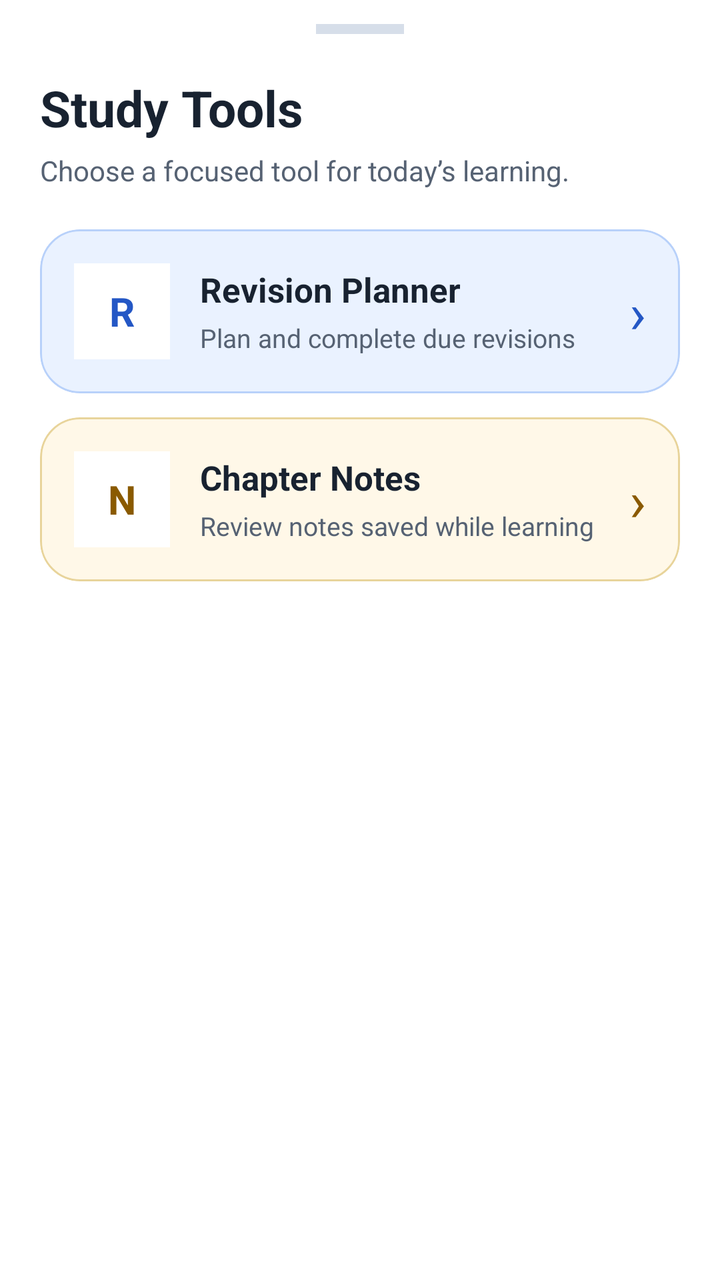
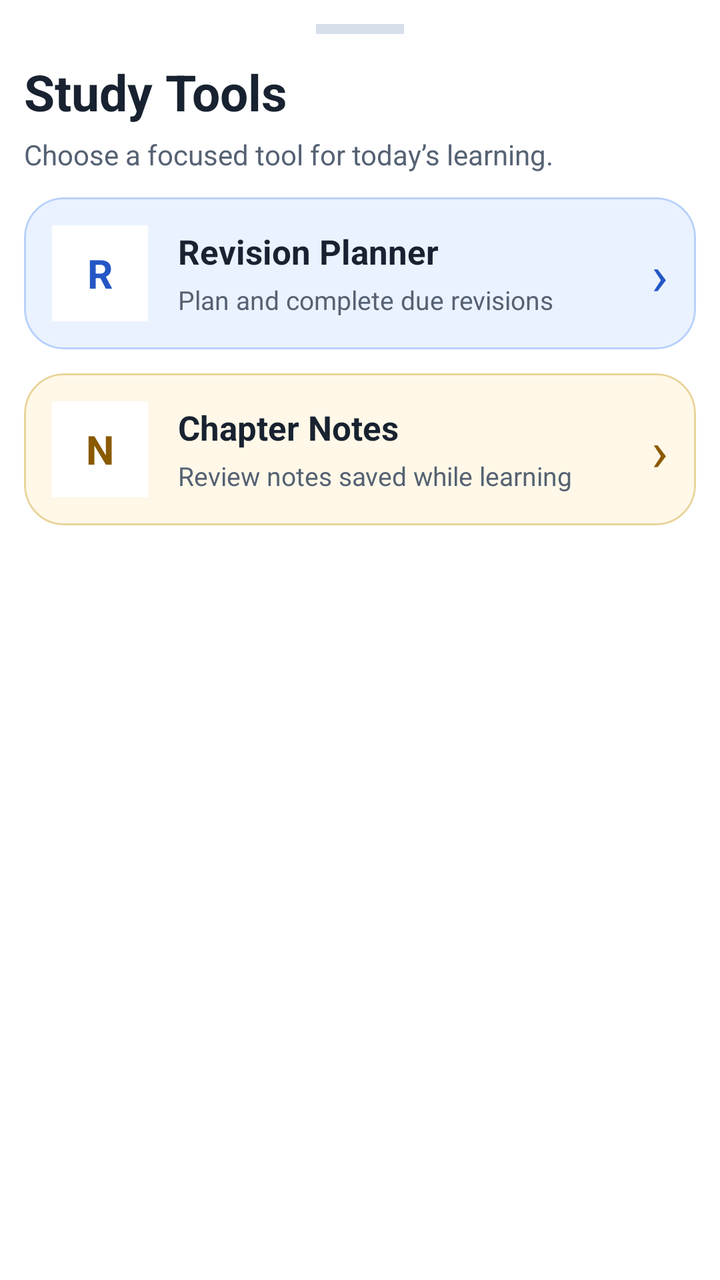

An Android layout rendered at two revisions. The XML below is the earlier revision; the diff shows what the commit changed to produce the second picture.
<!-- AndroidManifest.xml: application theme Theme.StudySaathi -->
<!-- res/layout/bottom_sheet_study_tools.xml -->
<?xml version="1.0" encoding="utf-8"?>
<LinearLayout
    xmlns:android="http://schemas.android.com/apk/res/android"
    xmlns:app="http://schemas.android.com/apk/res-auto"
    android:layout_width="match_parent"
    android:layout_height="wrap_content"
    android:background="@color/ss_surface"
    android:orientation="vertical"
    android:paddingStart="20dp"
    android:paddingTop="12dp"
    android:paddingEnd="20dp"
    android:paddingBottom="28dp">

    <View
        android:layout_width="44dp"
        android:layout_height="5dp"
        android:layout_gravity="center_horizontal"
        android:background="@color/ss_outline" />

    <TextView
        android:layout_width="match_parent"
        android:layout_height="wrap_content"
        android:layout_marginTop="20dp"
        android:fontFamily="sans-serif-rounded"
        android:text="Study Tools"
        android:textColor="@color/ss_text_primary"
        android:textSize="25sp"
        android:textStyle="bold" />

    <TextView
        android:layout_width="match_parent"
        android:layout_height="wrap_content"
        android:layout_marginTop="5dp"
        android:text="Choose a focused tool for today’s learning."
        android:textColor="@color/ss_text_secondary"
        android:textSize="14sp" />

    <com.google.android.material.card.MaterialCardView
        android:id="@+id/cardToolRevisionPlanner"
        android:layout_width="match_parent"
        android:layout_height="wrap_content"
        android:layout_marginTop="20dp"
        android:clickable="true"
        android:focusable="true"
        android:foreground="?attr/selectableItemBackground"
        app:cardBackgroundColor="@color/ss_blue_soft"
        app:cardCornerRadius="20dp"
        app:cardElevation="0dp"
        app:strokeColor="@color/ss_blue_border"
        app:strokeWidth="1dp">

        <LinearLayout
            android:layout_width="match_parent"
            android:layout_height="wrap_content"
            android:gravity="center_vertical"
            android:orientation="horizontal"
            android:padding="17dp">

            <TextView
                android:layout_width="48dp"
                android:layout_height="48dp"
                android:background="@color/ss_surface"
                android:gravity="center"
                android:text="R"
                android:textColor="@color/ss_primary"
                android:textSize="20sp"
                android:textStyle="bold" />

            <LinearLayout
                android:layout_width="0dp"
                android:layout_height="wrap_content"
                android:layout_marginStart="15dp"
                android:layout_weight="1"
                android:orientation="vertical">

                <TextView
                    android:layout_width="match_parent"
                    android:layout_height="wrap_content"
                    android:text="Revision Planner"
                    android:textColor="@color/ss_text_primary"
                    android:textSize="17sp"
                    android:textStyle="bold" />

                <TextView
                    android:layout_width="match_parent"
                    android:layout_height="wrap_content"
                    android:layout_marginTop="4dp"
                    android:text="Plan and complete due revisions"
                    android:textColor="@color/ss_text_secondary"
                    android:textSize="13sp" />

            </LinearLayout>

            <TextView
                android:layout_width="wrap_content"
                android:layout_height="wrap_content"
                android:text="›"
                android:textColor="@color/ss_primary"
                android:textSize="28sp" />

        </LinearLayout>

    </com.google.android.material.card.MaterialCardView>

    <com.google.android.material.card.MaterialCardView
        android:id="@+id/cardToolStudyReminders"
        android:layout_width="match_parent"
        android:layout_height="wrap_content"
        android:layout_marginTop="12dp"
        android:clickable="true"
        android:focusable="true"
        android:visibility="gone"
        android:foreground="?attr/selectableItemBackground"
        app:cardBackgroundColor="@color/ss_green_soft"
        app:cardCornerRadius="20dp"
        app:cardElevation="0dp"
        app:strokeColor="@color/ss_green_border"
        app:strokeWidth="1dp">

        <LinearLayout
            android:layout_width="match_parent"
            android:layout_height="wrap_content"
            android:gravity="center_vertical"
            android:orientation="horizontal"
            android:padding="17dp">

            <TextView
                android:layout_width="48dp"
                android:layout_height="48dp"
                android:background="@color/ss_surface"
                android:gravity="center"
                android:text="⏰"
                android:textSize="19sp" />

            <LinearLayout
                android:layout_width="0dp"
                android:layout_height="wrap_content"
                android:layout_marginStart="15dp"
                android:layout_weight="1"
                android:orientation="vertical">

                <TextView
                    android:layout_width="match_parent"
                    android:layout_height="wrap_content"
                    android:text="Study Reminders"
                    android:textColor="@color/ss_text_primary"
                    android:textSize="17sp"
                    android:textStyle="bold" />

                <TextView
                    android:layout_width="match_parent"
                    android:layout_height="wrap_content"
                    android:layout_marginTop="4dp"
                    android:text="Set a reliable daily study time"
                    android:textColor="@color/ss_text_secondary"
                    android:textSize="13sp" />

            </LinearLayout>

            <TextView
                android:layout_width="wrap_content"
                android:layout_height="wrap_content"
                android:text="›"
                android:textColor="@color/ss_secondary"
                android:textSize="28sp" />

        </LinearLayout>

    </com.google.android.material.card.MaterialCardView>

    <com.google.android.material.card.MaterialCardView
        android:id="@+id/cardToolChapterNotes"
        android:layout_width="match_parent"
        android:layout_height="wrap_content"
        android:layout_marginTop="12dp"
        android:clickable="true"
        android:focusable="true"
        android:foreground="?attr/selectableItemBackground"
        app:cardBackgroundColor="@color/ss_yellow_soft"
        app:cardCornerRadius="20dp"
        app:cardElevation="0dp"
        app:strokeColor="@color/ss_yellow_border"
        app:strokeWidth="1dp">

        <LinearLayout
            android:layout_width="match_parent"
            android:layout_height="wrap_content"
            android:gravity="center_vertical"
            android:orientation="horizontal"
            android:padding="17dp">

            <TextView
                android:layout_width="48dp"
                android:layout_height="48dp"
                android:background="@color/ss_surface"
                android:gravity="center"
                android:text="N"
                android:textColor="@color/ss_tertiary"
                android:textSize="20sp"
                android:textStyle="bold" />

            <LinearLayout
                android:layout_width="0dp"
                android:layout_height="wrap_content"
                android:layout_marginStart="15dp"
                android:layout_weight="1"
                android:orientation="vertical">

                <TextView
                    android:layout_width="match_parent"
                    android:layout_height="wrap_content"
                    android:text="Chapter Notes"
                    android:textColor="@color/ss_text_primary"
                    android:textSize="17sp"
                    android:textStyle="bold" />

                <TextView
                    android:layout_width="match_parent"
                    android:layout_height="wrap_content"
                    android:layout_marginTop="4dp"
                    android:text="Review notes saved while learning"
                    android:textColor="@color/ss_text_secondary"
                    android:textSize="13sp" />

            </LinearLayout>

            <TextView
                android:layout_width="wrap_content"
                android:layout_height="wrap_content"
                android:text="›"
                android:textColor="@color/ss_tertiary"
                android:textSize="28sp" />

        </LinearLayout>

    </com.google.android.material.card.MaterialCardView>

</LinearLayout>
<!-- resources referenced by this layout -->
<resources>
  <color name="ss_blue_border">#B8D1FA</color>
  <color name="ss_blue_soft">#EAF2FF</color>
  <color name="ss_green_border">#B7DEC2</color>
  <color name="ss_green_soft">#ECF8F0</color>
  <color name="ss_outline">#D6DEE9</color>
  <color name="ss_primary">#2457C5</color>
  <color name="ss_secondary">#087F8C</color>
  <color name="ss_surface">#FFFFFF</color>
  <color name="ss_tertiary">#8A5A00</color>
  <color name="ss_text_primary">#182230</color>
  <color name="ss_text_secondary">#566273</color>
  <color name="ss_yellow_border">#E8D49B</color>
  <color name="ss_yellow_soft">#FFF8E8</color>
  <style name="Theme.StudySaathi" parent="Theme.Material3.DayNight.NoActionBar">
  
          
          <item name="colorPrimary">@color/ss_primary</item>
          <item name="colorOnPrimary">@color/ss_on_primary</item>
          <item name="colorPrimaryContainer">@color/ss_blue_soft</item>
          <item name="colorOnPrimaryContainer">@color/ss_primary_dark</item>
  
          <item name="colorSecondary">@color/ss_secondary</item>
          <item name="colorOnSecondary">@color/ss_on_secondary</item>
          <item name="colorSecondaryContainer">@color/ss_teal_soft</item>
          <item name="colorOnSecondaryContainer">@color/ss_secondary</item>
  
          <item name="colorTertiary">@color/ss_tertiary</item>
          <item name="colorOnTertiary">@color/ss_on_tertiary</item>
          <item name="colorTertiaryContainer">@color/ss_yellow_soft</item>
          <item name="colorOnTertiaryContainer">@color/ss_tertiary</item>
  
          
          <item name="android:colorBackground">@color/ss_background</item>
          <item name="colorSurface">@color/ss_surface</item>
          <item name="colorSurfaceVariant">@color/ss_surface_soft</item>
          <item name="colorOnSurface">@color/ss_text_primary</item>
          <item name="colorOnSurfaceVariant">@color/ss_text_secondary</item>
  
          
          <item name="colorOutline">@color/ss_outline</item>
          <item name="colorError">@color/ss_error</item>
          <item name="colorOnError">@color/white</item>
          <item name="colorErrorContainer">@color/ss_red_soft</item>
          <item name="colorOnErrorContainer">@color/ss_error</item>
  
          
          <item name="android:windowBackground">@drawable/bg_app_soft_mix</item>
          <item name="android:statusBarColor">@color/ss_background</item>
          <item name="android:navigationBarColor">@color/ss_background</item>
  
          <item name="android:windowLightStatusBar">true</item>
          <item name="android:windowLightNavigationBar">true</item>
          <item name="android:forceDarkAllowed">false</item>
  
          <item name="android:windowNoTitle">true</item>
          <item name="windowActionModeOverlay">true</item>
  
          
          <item name="android:colorAccent">@color/ss_primary</item>
          <item name="colorControlActivated">@color/ss_primary</item>
          <item name="colorControlNormal">@color/ss_text_secondary</item>
  
      </style>
  <color name="ss_on_primary">#FFFFFF</color>
  <color name="ss_primary_dark">#173F99</color>
  <color name="ss_on_secondary">#FFFFFF</color>
  <color name="ss_teal_soft">#EAF8F8</color>
  <color name="ss_on_tertiary">#FFFFFF</color>
  <color name="ss_background">#F7F9FC</color>
  <color name="ss_surface_soft">#F0F4FA</color>
  <color name="ss_error">#BA1A1A</color>
  <color name="white">#FFFFFFFF</color>
  <color name="ss_red_soft">#FFF0F0</color>
  <!-- drawable bg_app_soft_mix (drawable) -->
  <?xml version="1.0" encoding="utf-8"?>
  <shape xmlns:android="http://schemas.android.com/apk/res/android"
      android:shape="rectangle">
  
      <gradient
          android:angle="270"
          android:centerColor="#F2FBF3"
          android:endColor="#EEF7FF"
          android:startColor="#FFF2F2"
          android:type="linear" />
  
  </shape>
</resources>

<!-- the commit's change to res/layout/bottom_sheet_study_tools.xml (unified diff, before → after) -->
@@ -6,10 +6,10 @@
     android:layout_height="wrap_content"
     android:background="@color/ss_surface"
     android:orientation="vertical"
-    android:paddingStart="20dp"
+    android:paddingStart="12dp"
     android:paddingTop="12dp"
-    android:paddingEnd="20dp"
-    android:paddingBottom="28dp">
+    android:paddingEnd="12dp"
+    android:paddingBottom="12dp">
 
     <View
         android:layout_width="44dp"
@@ -20,7 +20,7 @@
     <TextView
         android:layout_width="match_parent"
         android:layout_height="wrap_content"
-        android:layout_marginTop="20dp"
+        android:layout_marginTop="12dp"
         android:fontFamily="sans-serif-rounded"
         android:text="Study Tools"
         android:textColor="@color/ss_text_primary"
@@ -39,7 +39,7 @@
         android:id="@+id/cardToolRevisionPlanner"
         android:layout_width="match_parent"
         android:layout_height="wrap_content"
-        android:layout_marginTop="20dp"
+        android:layout_marginTop="12dp"
         android:clickable="true"
         android:focusable="true"
         android:foreground="?attr/selectableItemBackground"
@@ -54,7 +54,7 @@
             android:layout_height="wrap_content"
             android:gravity="center_vertical"
             android:orientation="horizontal"
-            android:padding="17dp">
+            android:padding="14dp">
 
             <TextView
                 android:layout_width="48dp"
@@ -122,7 +122,7 @@
             android:layout_height="wrap_content"
             android:gravity="center_vertical"
             android:orientation="horizontal"
-            android:padding="17dp">
+            android:padding="14dp">
 
             <TextView
                 android:layout_width="48dp"
@@ -187,7 +187,7 @@
             android:layout_height="wrap_content"
             android:gravity="center_vertical"
             android:orientation="horizontal"
-            android:padding="17dp">
+            android:padding="14dp">
 
             <TextView
                 android:layout_width="48dp"
